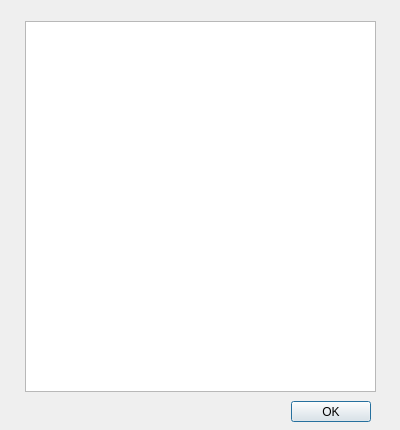
Above: checktravelsdialog.ui from paddop/PAD_P5 before the change. Below: the same form after it.
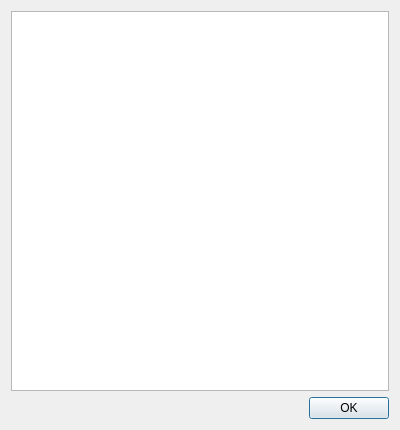
That is the form after the change.

```diff
--- a/checktravelsdialog.ui
+++ b/checktravelsdialog.ui
@@ -13,15 +13,25 @@
   <property name="windowTitle">
    <string>Dialog</string>
   </property>
+  <layout class="QVBoxLayout" name="verticalLayout">
+   <item>
+    <widget class="QTableWidget" name="tableWidget">
+     <property name="sizePolicy">
+      <sizepolicy hsizetype="Expanding" vsizetype="Expanding">
+       <horstretch>1</horstretch>
+       <verstretch>0</verstretch>
+      </sizepolicy>
+     </property>
+     <property name="layoutDirection">
+      <enum>Qt::LeftToRight</enum>
+     </property>
+     <property name="sizeAdjustPolicy">
+      <enum>QAbstractScrollArea::AdjustToContents</enum>
+     </property>
+    </widget>
+   </item>
+   <item>
   <widget class="QDialogButtonBox" name="buttonBox">
-   <property name="geometry">
-    <rect>
-     <x>30</x>
-     <y>401</y>
-     <width>341</width>
-     <height>21</height>
-    </rect>
-   </property>
    <property name="orientation">
     <enum>Qt::Horizontal</enum>
    </property>
@@ -29,16 +39,8 @@
     <set>QDialogButtonBox::Ok</set>
    </property>
   </widget>
-  <widget class="QTableWidget" name="tableWidget">
-   <property name="geometry">
-    <rect>
-     <x>25</x>
-     <y>21</y>
-     <width>351</width>
-     <height>371</height>
-    </rect>
-   </property>
-  </widget>
+   </item>
+  </layout>
  </widget>
  <resources/>
  <connections>
```
Lines whose indentation alone changed are shown as unchanged.
